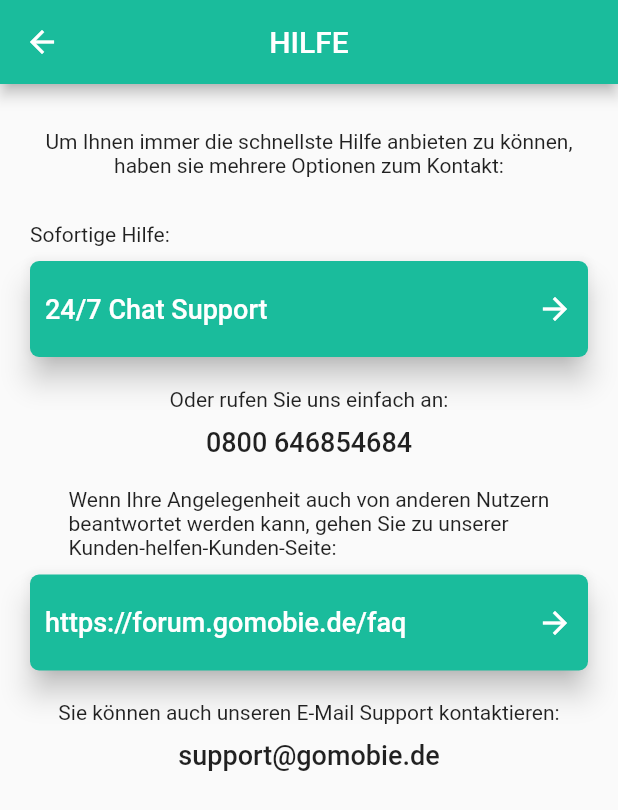
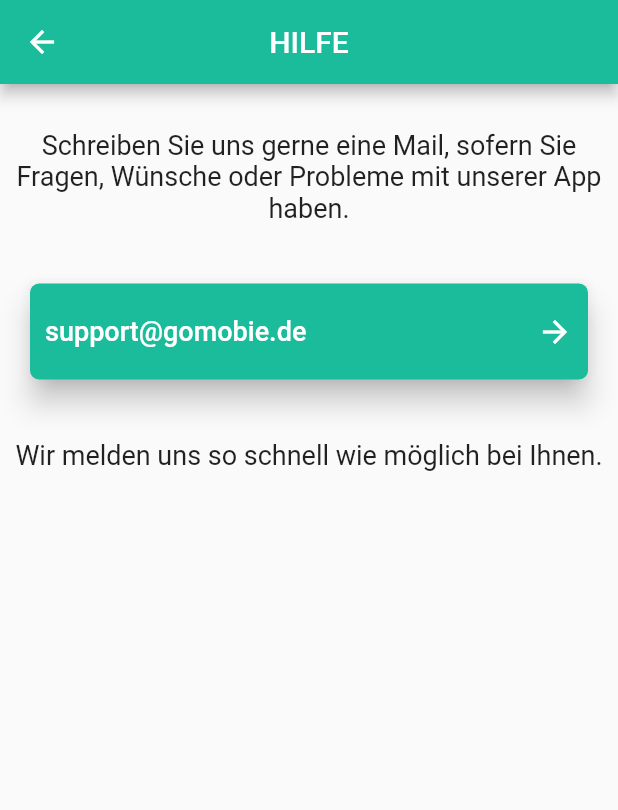
Before and after one commit to JanSchlte/gomobie_, a Flutter app: the Help screen opened by its route, on a phone screen of 412 x 824 dp. Shown: the top 810 px of the screen. Run offline on Flutter 3.47's test engine with Material 2 defaults, Android fonts, the phone set to English and light mode, and no system bars; our stand-ins replace bloc, cloud_firestore, firebase_auth, firebase_crashlytics, flutter_bloc, get_it and 1 more; accounts and stored records are empty; generated files the repository leaves out were written again; Roboto replaces fonts that are missing (Metropolis).

Commit message:
HILFE Screen Design Change

```diff
--- a/lib/pages/home/overview.dart
+++ b/lib/pages/home/overview.dart
@@ -188,7 +188,6 @@
                   Container(
                     width: double.infinity,
                     padding: EdgeInsets.only(top: 20),
-                    color: Color(0xFF474747).withOpacity(0.6),
                     child: Wrap(
                       alignment: WrapAlignment.center,
                       children: [
--- a/lib/pages/home/settings/help.dart
+++ b/lib/pages/home/settings/help.dart
@@ -19,18 +19,13 @@
           children: [
             SizedBox(height: 30),
             Text(
-              'Um Ihnen immer die schnellste Hilfe anbieten zu können,\n'
-              'haben sie mehrere Optionen zum Kontakt:',
+              'Schreiben Sie uns gerne eine Mail, sofern Sie Fragen, Wünsche oder Probleme mit unserer App haben.',
               textAlign: TextAlign.center,
+              style: TextStyle(
+                fontSize: 18,
+              ),
             ),
             SizedBox(height: 30),
-            Row(
-              children: [
-                SizedBox(width: 20),
-                Text('Sofortige Hilfe:'),
-                Expanded(child: Container())
-              ],
-            ),
             Padding(
               padding: EdgeInsets.only(left: 20, right: 20, top: 10),
               child: RaisedButton(
@@ -40,7 +35,7 @@
                 child: Row(
                   children: [
                     SizedBox(width: 10),
-                    Text('24/7 Chat Support',
+                    Text('support@gomobie.de',
                         style: TextStyle(
                             fontWeight: FontWeight.w500, fontSize: 18)),
                     Expanded(child: Container()),
@@ -55,47 +50,13 @@
                 padding: EdgeInsets.symmetric(vertical: 20),
               ),
             ),
-            SizedBox(height: 20),
-            Text('Oder rufen Sie uns einfach an:'),
-            SizedBox(height: 10),
+            SizedBox(height: 40),
             Text(
-              '0800 646854684',
-              style: TextStyle(fontSize: 18, fontWeight: FontWeight.w500),
-            ),
-            SizedBox(height: 20),
-            Text('Wenn Ihre Angelegenheit auch von anderen Nutzern\n'
-                'beantwortet werden kann, gehen Sie zu unserer\n'
-                'Kunden-helfen-Kunden-Seite:'),
-            Padding(
-              padding: EdgeInsets.only(left: 20, right: 20, top: 10),
-              child: RaisedButton(
-                onPressed: () {
-                  //TODO: https://pub.dev/packages/url_launcher
-                },
-                child: Row(
-                  children: [
-                    SizedBox(width: 10),
-                    Text('https://forum.gomobie.de/faq',
-                        style: TextStyle(
-                            fontWeight: FontWeight.w500, fontSize: 18)),
-                    Expanded(child: Container()),
-                    Icon(Icons.arrow_forward),
-                    SizedBox(width: 10),
-                  ],
-                ),
-                textColor: Colors.white,
-                shape: RoundedRectangleBorder(
-                    borderRadius: BorderRadius.circular(6)),
-                elevation: 8,
-                padding: EdgeInsets.symmetric(vertical: 20),
+              'Wir melden uns so schnell wie möglich bei Ihnen.',
+              textAlign: TextAlign.center,
+              style: TextStyle(
+                fontSize: 18,
               ),
-            ),
-            SizedBox(height: 20),
-            Text('Sie können auch unseren E-Mail Support kontaktieren:'),
-            SizedBox(height: 10),
-            Text(
-              'support@gomobie.de',
-              style: TextStyle(fontSize: 18, fontWeight: FontWeight.w500),
             ),
           ],
         ),
```
